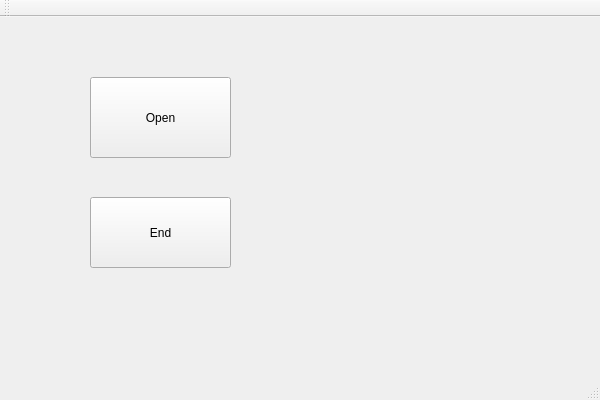
Old version of the form MiniPS/MiniPS.ui in the repository imaffe/MiniPS.
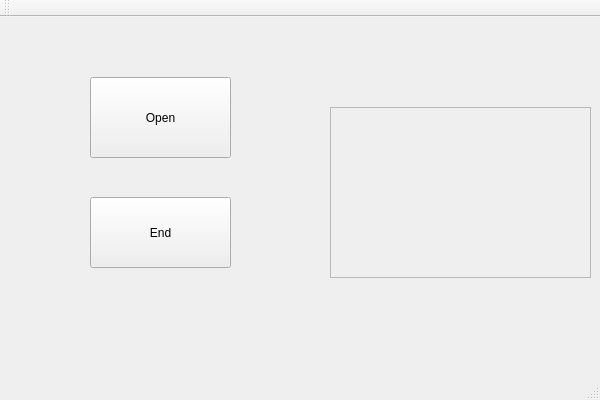
New version of the form.

What changed in the file:
```diff
--- a/MiniPS/MiniPS.ui
+++ b/MiniPS/MiniPS.ui
@@ -40,6 +40,29 @@
      <string>End</string>
     </property>
    </widget>
+   <widget class="QScrollArea" name="pic">
+    <property name="geometry">
+     <rect>
+      <x>330</x>
+      <y>90</y>
+      <width>261</width>
+      <height>171</height>
+     </rect>
+    </property>
+    <property name="widgetResizable">
+     <bool>true</bool>
+    </property>
+    <widget class="QWidget" name="scrollAreaWidgetContents">
+     <property name="geometry">
+      <rect>
+       <x>0</x>
+       <y>0</y>
+       <width>259</width>
+       <height>169</height>
+      </rect>
+     </property>
+    </widget>
+   </widget>
   </widget>
   <widget class="QMenuBar" name="menuBar">
    <property name="geometry">
```
